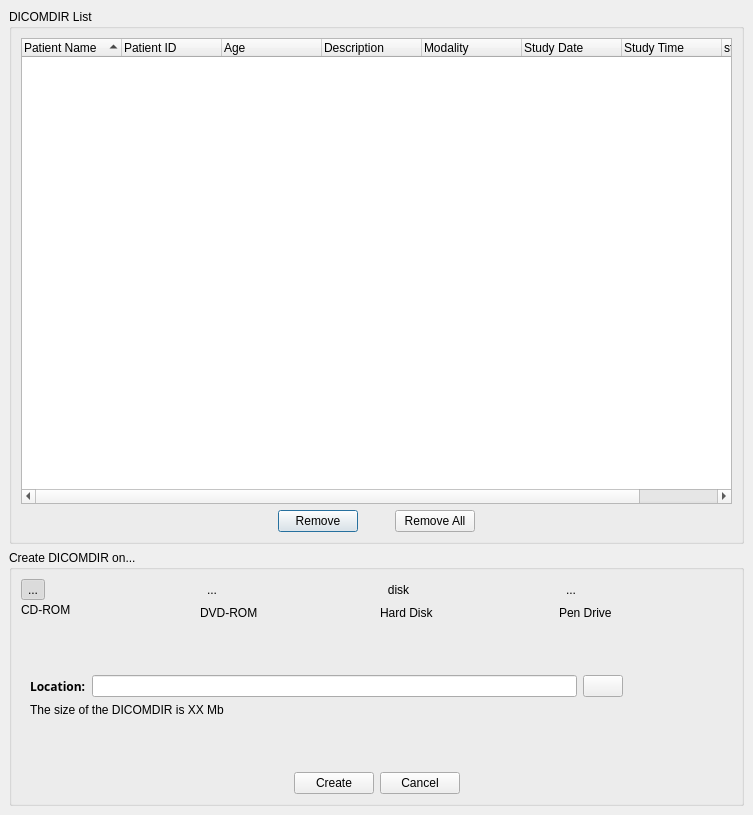
Before: the Qt Designer form starviewer/src/inputoutput/qcreatedicomdirbase.ui in starviewer-medical/starviewer, drawn with Qt 5.
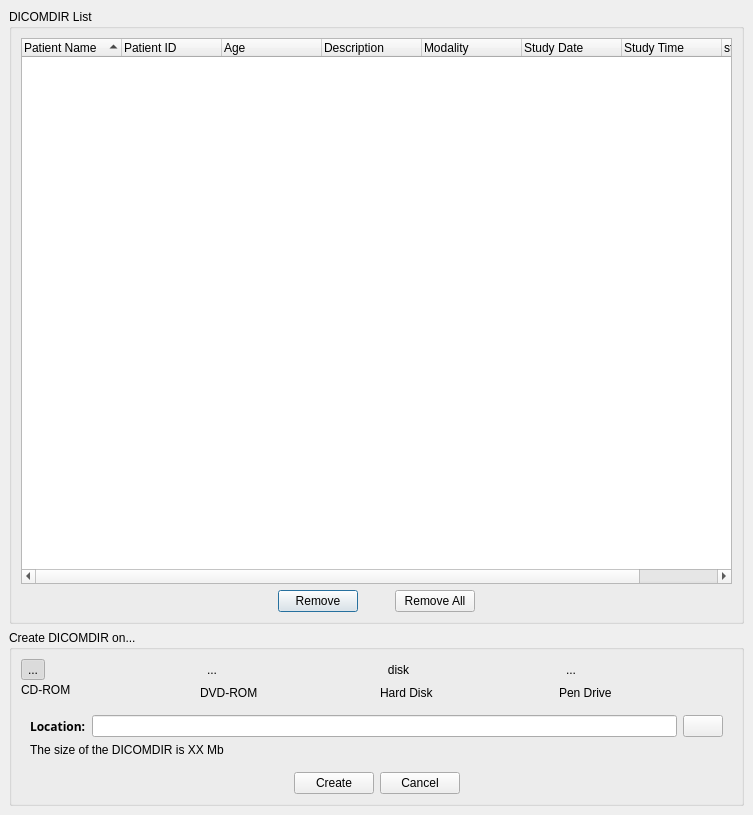
After: the same form once the commit is applied. Icons and pictures are not drawn.

Commit message: ENH:No es mostra la mida del dicomdir, ni es comprova que sobrepassi la del dispositiu, exceptuant pel disc dur, aquest canvi és temporal ja que ve donat pel fet de que si tenim imatges amb la transfer syntax JpegLossLess no sabem calcular correctament el que ocuparan en el dicomdir

Patch:
```diff
--- a/starviewer/src/inputoutput/qcreatedicomdirbase.ui
+++ b/starviewer/src/inputoutput/qcreatedicomdirbase.ui
@@ -295,32 +295,6 @@
             </property>
            </widget>
           </item>
-          <item row="3" column="0" >
-           <spacer>
-            <property name="orientation" >
-             <enum>Qt::Vertical</enum>
-            </property>
-            <property name="sizeHint" >
-             <size>
-              <width>20</width>
-              <height>40</height>
-             </size>
-            </property>
-           </spacer>
-          </item>
-          <item row="0" column="1" >
-           <spacer>
-            <property name="orientation" >
-             <enum>Qt::Vertical</enum>
-            </property>
-            <property name="sizeHint" >
-             <size>
-              <width>20</width>
-              <height>40</height>
-             </size>
-            </property>
-           </spacer>
-          </item>
           <item row="1" column="0" colspan="2" >
            <layout class="QHBoxLayout" >
             <property name="margin" >
@@ -366,22 +340,6 @@
               </property>
              </widget>
             </item>
-            <item>
-             <spacer>
-              <property name="orientation" >
-               <enum>Qt::Horizontal</enum>
-              </property>
-              <property name="sizeType" >
-               <enum>QSizePolicy::Maximum</enum>
-              </property>
-              <property name="sizeHint" >
-               <size>
-                <width>100</width>
-                <height>20</height>
-               </size>
-              </property>
-             </spacer>
-            </item>
            </layout>
           </item>
          </layout>
```
The commit also changes 2 other files.
